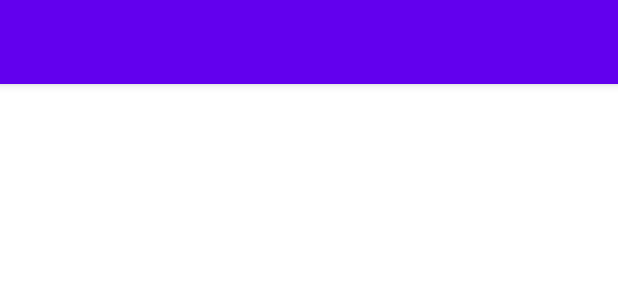
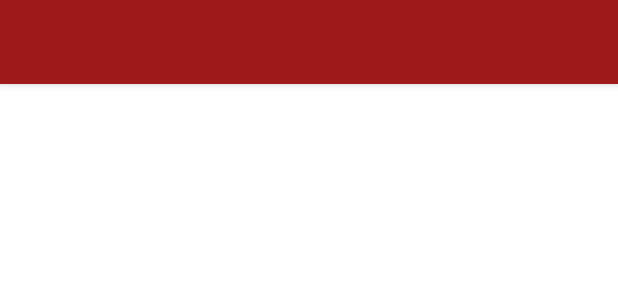
Before and after one commit to dcorby/screen-recorder, an Android app: the layout activity_browser.xml on its own in the app's theme, with its tools: preview values and no code run, on a phone screen of 412 x 824 dp. Shown: the top 300 px of the screen. Run offline under Robolectric (Android 15) with nearby library versions, the phone set to English and light mode, and no system bars.

Commit message:
Set the toolbar and change some theme colors

```diff
--- a/app/src/main/AndroidManifest.xml
+++ b/app/src/main/AndroidManifest.xml
@@ -61,7 +61,8 @@
         <activity
             android:name=".BrowserActivity"
             android:exported="true"
-            android:excludeFromRecents="true">
+            android:excludeFromRecents="true"
+            android:theme="@style/Theme.ScreenRecorder.NoActionBar">
         </activity>
 
     </application>
--- a/app/src/main/res/layout/activity_browser.xml
+++ b/app/src/main/res/layout/activity_browser.xml
@@ -18,9 +18,6 @@
             app:popupTheme="@style/Theme.ScreenRecorder.PopupOverlay" />
     </com.google.android.material.appbar.AppBarLayout>
 
-
-
-
     <!--
     <com.google.android.material.floatingactionbutton.FloatingActionButton
         android:id="@+id/fab"
--- a/app/src/main/res/values/colors.xml
+++ b/app/src/main/res/values/colors.xml
@@ -13,4 +13,6 @@
     <color name="pastel_red">#ffb3ba</color>
     <color name="pastel_yellow">#ffffba</color>
     <color name="pastel_orange">#ffdfba</color>
+
+    <color name="red">#9e1a1a</color>
 </resources>
--- a/app/src/main/res/values/themes.xml
+++ b/app/src/main/res/values/themes.xml
@@ -2,7 +2,8 @@
     <!-- Base application theme. -->
     <style name="Theme.ScreenRecorder" parent="Theme.MaterialComponents.DayNight.DarkActionBar">
         <!-- Primary brand color. -->
-        <item name="colorPrimary">@color/purple_500</item>
+        <!-- <item name="colorPrimary">@color/purple_500</item> -->
+        <item name="colorPrimary">@color/red</item>
         <item name="colorPrimaryVariant">@color/purple_700</item>
         <item name="colorOnPrimary">@color/white</item>
         <!-- Secondary brand color. -->
@@ -10,7 +11,8 @@
         <item name="colorSecondaryVariant">@color/teal_700</item>
         <item name="colorOnSecondary">@color/black</item>
         <!-- Status bar color. -->
-        <item name="android:statusBarColor">?attr/colorPrimaryVariant</item>
+        <!--<item name="android:statusBarColor">?attr/colorPrimaryVariant</item>-->
+        <item name="android:statusBarColor">@color/black</item>
         <!-- Customize your theme here. -->
     </style>
 
```
Also changed, not shown: app/src/main/java/com/example/screenrecorder/MainActivity.kt (+3 -37 lines).
